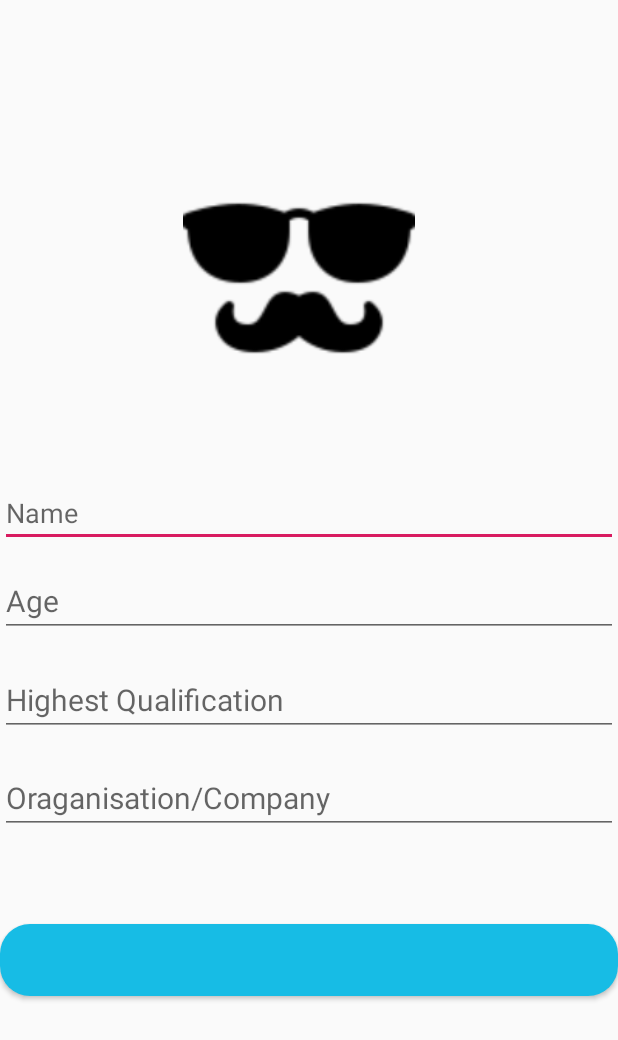
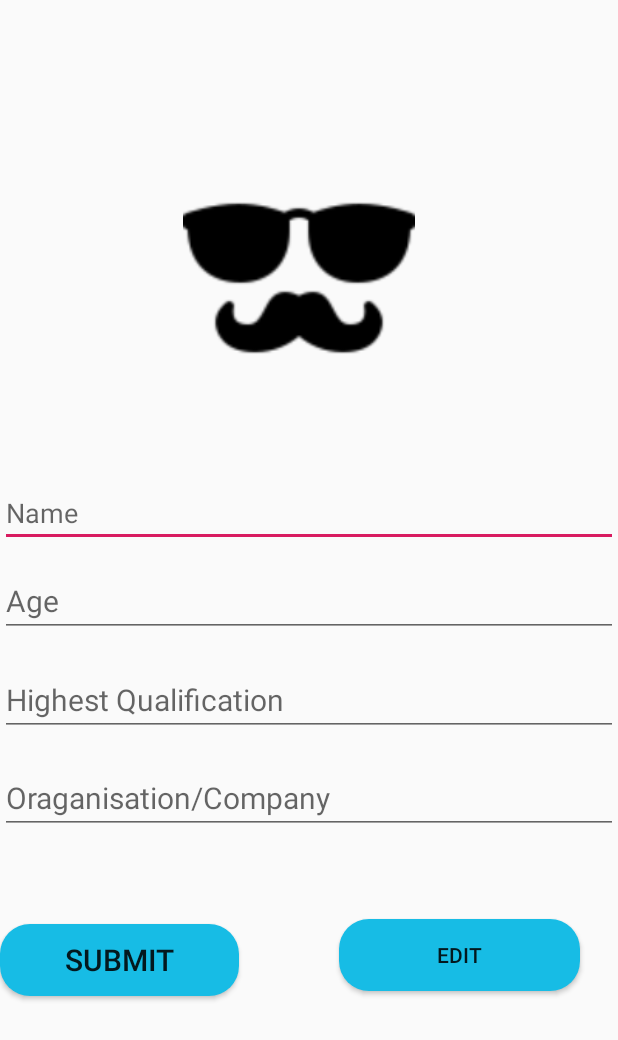
Before and after one commit to quoraboy/Crowd_Fund_Raising_MobileApp, an Android app: the layout activity_profile.xml on its own in the app's theme, with its tools: preview values and no code run, on a phone screen of 412 x 824 dp. Shown: the top 1040 px of the screen. Run offline under Robolectric (Android 15) with nearby library versions, the phone set to English and light mode, and no system bars.

Commit message:
Profile section done 95%

```diff
--- a/app/src/main/res/layout/activity_profile.xml
+++ b/app/src/main/res/layout/activity_profile.xml
@@ -56,11 +56,26 @@
 
     <Button
         android:id="@+id/Save"
-        android:layout_width="match_parent"
+        android:layout_width="159dp"
         android:layout_height="wrap_content"
+        android:layout_alignParentStart="true"
         android:layout_alignParentBottom="true"
+               android:text="submit"
+        android:layout_marginStart="0dp"
         android:layout_marginBottom="160dp"
-
         android:background="@drawable/roundedbtn"
         android:textSize="20sp" />
+
+    <Button
+        android:id="@+id/edit"
+        android:layout_width="159dp"
+        android:layout_height="wrap_content"
+        android:layout_alignParentStart="true"
+        android:layout_alignParentEnd="true"
+        android:layout_alignParentBottom="true"
+        android:layout_marginStart="226dp"
+        android:layout_marginEnd="25dp"
+        android:text="edit"
+        android:layout_marginBottom="163dp"
+        android:background="@drawable/roundedbtn" />
 </RelativeLayout>
```
Also changed, not shown: app/src/main/java/com/example/myapplication/Profile.java (+18 -20 lines).
